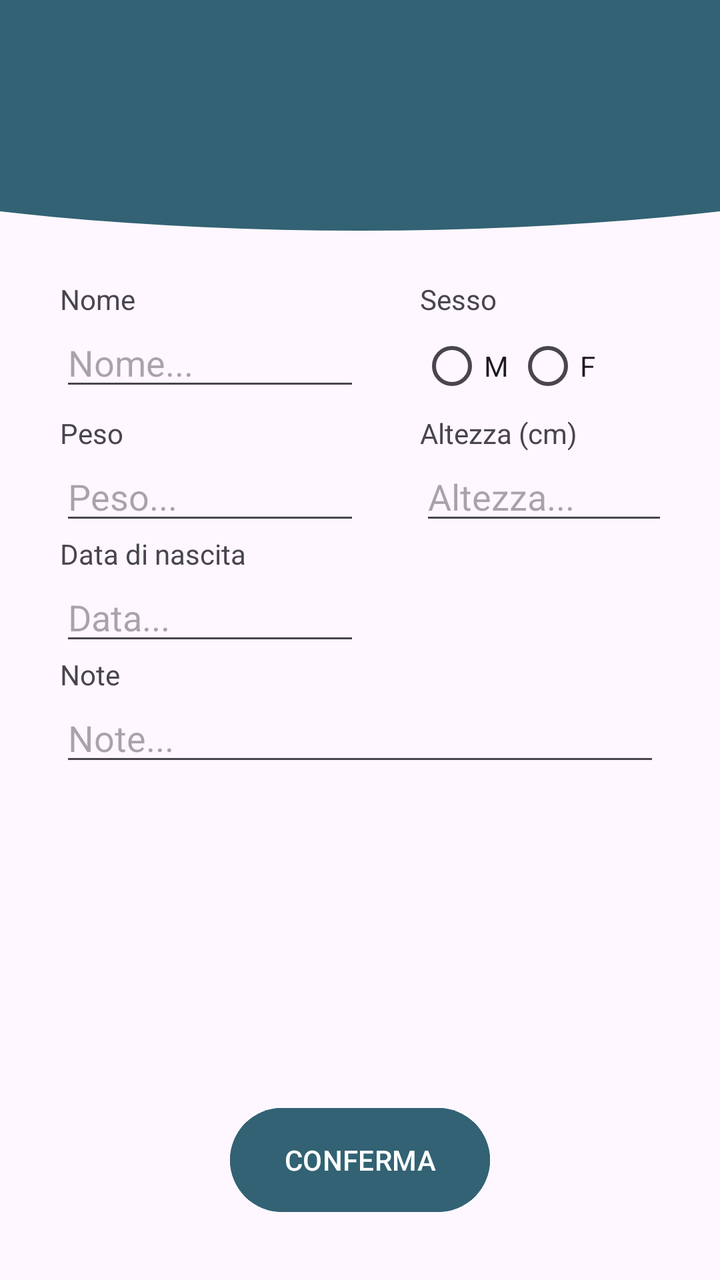
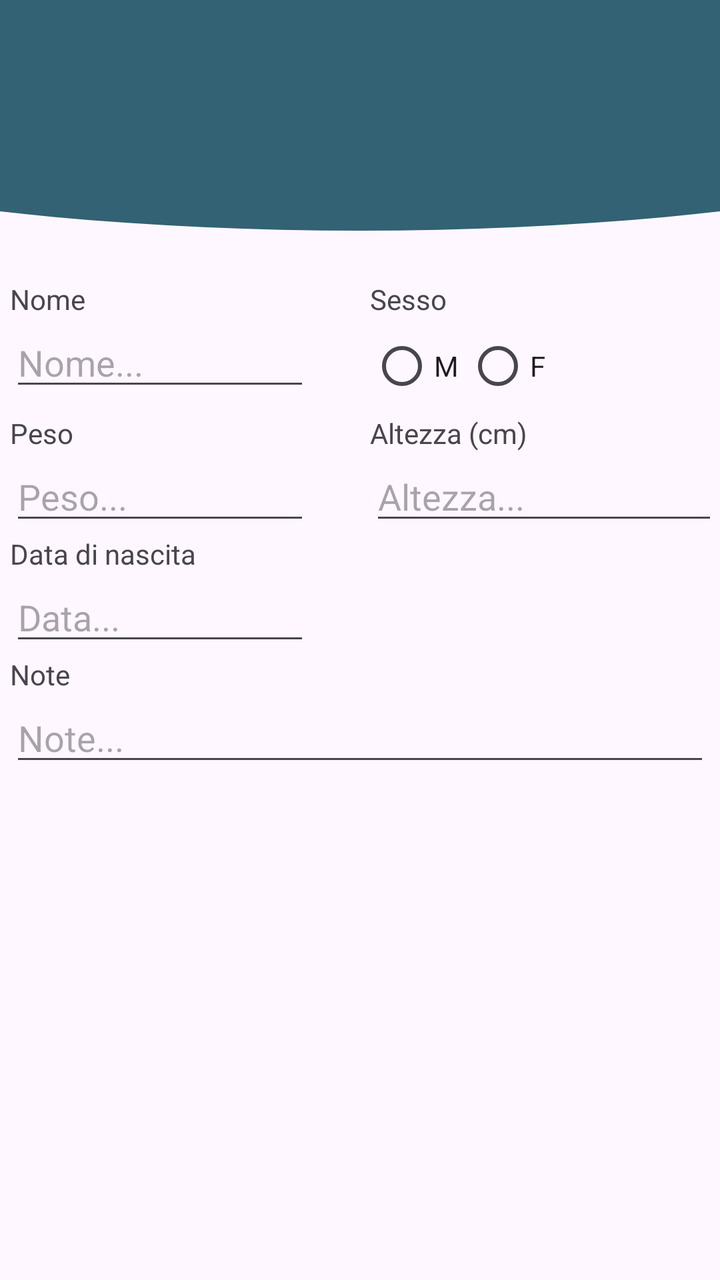

Two renders of the same Android screen: before a commit and after it. Below are the layout's source before the change and the commit's diff.
<!-- AndroidManifest.xml: application theme Theme.AppPet -->
<!-- res/layout/activity_registrazione_animale.xml -->
<?xml version="1.0" encoding="utf-8"?>
<RelativeLayout xmlns:android="http://schemas.android.com/apk/res/android"
    xmlns:app="http://schemas.android.com/apk/res-auto"
    xmlns:tools="http://schemas.android.com/tools"
    android:id="@+id/main"
    android:layout_width="match_parent"
    android:layout_height="match_parent"
    android:orientation="vertical">

    <FrameLayout
        android:id="@+id/header_home"
        android:layout_width="match_parent"
        android:layout_height="120dp"
        android:layout_gravity="top">

        <ImageView
            android:id="@+id/Pippo"
            android:layout_width="800dp"
            android:layout_height="180dp"
            android:layout_gravity="center"
            android:layout_marginTop="-35dp"
            android:src="@drawable/cricle_1" />

    </FrameLayout>
    

    <TableLayout
        android:id="@+id/tabella"
        android:layout_width="300dp"
        android:layout_height="wrap_content"
        android:layout_below="@id/header_home"
        android:layout_centerHorizontal="true"
        android:layout_gravity="center"
        android:layout_marginTop="20dp">

        
        <TableRow android:layout_width="wrap_content">

            <LinearLayout
                android:layout_width="wrap_content"
                android:layout_height="match_parent"
                android:orientation="vertical">

                <TextView
                    android:layout_width="wrap_content"
                    android:layout_height="wrap_content"
                    android:text="Nome"
                    android:textAlignment="textStart" />

                <EditText
                    android:id="@+id/nomeAnimaleEditText"
                    android:layout_width="150dp"
                    android:layout_height="wrap_content"
                    android:hint="Nome..." />

            </LinearLayout>

            <LinearLayout
                android:layout_width="wrap_content"
                android:layout_height="match_parent"
                android:orientation="vertical">

                <TextView
                    android:layout_width="wrap_content"
                    android:layout_height="wrap_content"
                    android:text="Sesso"
                    android:textAlignment="textStart" />

                <RadioGroup
                    android:id="@+id/sessoGruppo"
                    android:layout_width="wrap_content"
                    android:layout_height="wrap_content"
                    android:orientation="horizontal">

                    <RadioButton
                        android:id="@+id/rbMaschio"
                        android:layout_width="wrap_content"
                        android:layout_height="wrap_content"
                        android:text="M" />

                    <RadioButton
                        android:id="@+id/rbFemmina"
                        android:layout_width="wrap_content"
                        android:layout_height="wrap_content"
                        android:text="F" />
                </RadioGroup>

            </LinearLayout>


        </TableRow>
        
        <TableRow>

            <LinearLayout
                android:id="@+id/peso"
                android:layout_width="180dp"
                android:layout_height="match_parent"
                android:orientation="vertical">

                <TextView
                    android:layout_width="wrap_content"
                    android:layout_height="wrap_content"
                    android:text="Peso"
                    android:textAlignment="textStart" />

                <EditText
                    android:id="@+id/pesoAnimaleEditText"
                    android:layout_width="150dp"
                    android:layout_height="wrap_content"
                    android:hint="Peso..." />

            </LinearLayout>

            <LinearLayout
                android:layout_width="180dp"
                android:layout_height="match_parent"
                android:layout_gravity="right"
                android:orientation="vertical">

                <TextView
                    android:layout_width="wrap_content"
                    android:layout_height="wrap_content"
                    android:text="Altezza (cm)"
                    android:textAlignment="textStart" />

                <EditText
                    android:id="@+id/altezzaAnimaleEditText"
                    android:layout_width="180dp"
                    android:layout_height="wrap_content"
                    android:hint="Altezza..." />

            </LinearLayout>

            
        </TableRow>

        <TableRow android:layout_width="810dp">


            <LinearLayout
                android:layout_width="23dp"
                android:layout_height="match_parent"
                android:orientation="vertical">

                <TextView
                    android:layout_width="wrap_content"
                    android:layout_height="wrap_content"
                    android:text="Data di nascita"
                    android:textAlignment="textStart" />

                <EditText
                    android:id="@+id/dataNascitaAnimaleEditText"
                    android:layout_width="150dp"
                    android:layout_height="wrap_content"
                    android:hint="Data..." />

            </LinearLayout>


        </TableRow>
        
        <LinearLayout
            android:layout_width="160dp"
            android:layout_height="wrap_content"
            android:orientation="vertical">

            <TextView
                android:layout_width="wrap_content"
                android:layout_height="wrap_content"
                android:text="Note"
                android:textAlignment="textStart" />

            <EditText
                android:id="@+id/noteAnimaleEditText"
                android:layout_width="300dp"
                android:layout_height="wrap_content"
                android:layout_marginBottom="20dp"
                android:hint="Note..." />

        </LinearLayout>
    </TableLayout>


    
    <Button
        android:id="@+id/btnConferma"
        android:layout_width="130dp"
        android:layout_height="60dp"
        android:layout_alignParentBottom="true"
        android:layout_centerHorizontal="true"
        android:layout_gravity="center"
        android:layout_marginBottom="30dp"
        android:backgroundTint="@color/Blu_base"
        android:text="CONFERMA" />


</RelativeLayout>
<!-- resources referenced by this layout -->
<resources>
  <color name="Blu_base">#326273</color>
  <!-- drawable cricle_1 (drawable) -->
  <?xml version="1.0" encoding="utf-8"?>
  <shape xmlns:android="http://schemas.android.com/apk/res/android"
      android:shape="oval">
  
      <solid
          android:color="@color/Blu_base"/>
  
  </shape>
  <style name="Theme.AppPet" parent="Base.Theme.AppPet" />
  <style name="Base.Theme.AppPet" parent="Theme.Material3.DayNight.NoActionBar">
          
          
      </style>
</resources>

<!-- the commit's change to res/layout/activity_registrazione_animale.xml (unified diff, before → after) -->
@@ -26,7 +26,7 @@
 
     <TableLayout
         android:id="@+id/tabella"
-        android:layout_width="300dp"
+        android:layout_width="350dp"
         android:layout_height="wrap_content"
         android:layout_below="@id/header_home"
         android:layout_centerHorizontal="true"
@@ -173,18 +173,17 @@
 
             <EditText
                 android:id="@+id/noteAnimaleEditText"
-                android:layout_width="300dp"
+                android:layout_width="match_parent"
                 android:layout_height="wrap_content"
-                android:layout_marginBottom="20dp"
                 android:hint="Note..." />
 
         </LinearLayout>
+
     </TableLayout>
-
 
     
     <Button
-        android:id="@+id/btnConferma"
+        android:id="@+id/btnConfermaModifiche"
         android:layout_width="130dp"
         android:layout_height="60dp"
         android:layout_alignParentBottom="true"
@@ -192,7 +191,20 @@
         android:layout_gravity="center"
         android:layout_marginBottom="30dp"
         android:backgroundTint="@color/Blu_base"
-        android:text="CONFERMA" />
+        android:text="CONFERMA"
+        android:visibility="invisible"/>
+
+    <Button
+        android:id="@+id/btnConfermaRegistrazione"
+        android:layout_width="130dp"
+        android:layout_height="60dp"
+        android:layout_alignParentBottom="true"
+        android:layout_centerHorizontal="true"
+        android:layout_gravity="center"
+        android:layout_marginBottom="30dp"
+        android:backgroundTint="@color/Blu_base"
+        android:text="CONFERMA"
+        android:visibility="invisible"/>
 
 
 </RelativeLayout>
